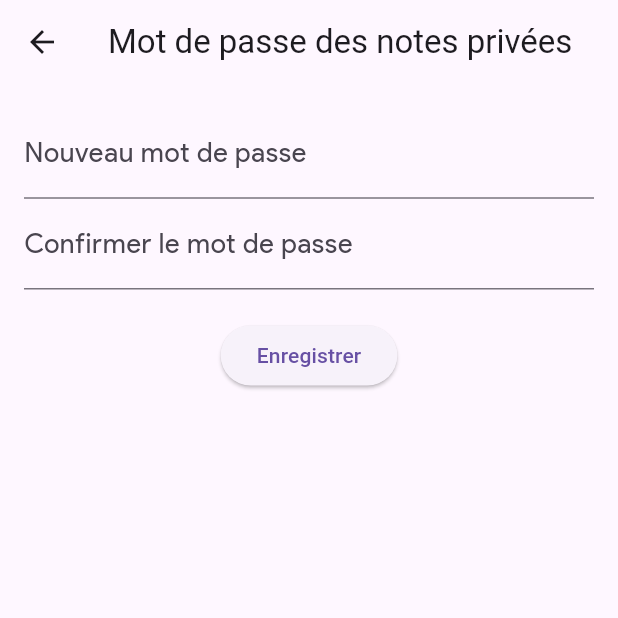
After one commit to Aminesanhaji/Mynotes, a Flutter app: the PrivatePasswordScreen screen opened directly, on a phone screen of 412 x 824 dp, the top half of it. The commit adds this screen. Run offline on Flutter 3.47's test engine with Material 3 defaults, Android fonts, the phone set to English and light mode, and no system bars; our stand-ins replace shared_preferences, sqflite; accounts and stored records are empty.

Commit message:
fix errors and improve UI/UX

```diff
--- a/lib/main.dart
+++ b/lib/main.dart
@@ -6,7 +6,7 @@ void main() {
 }
 
 class MyApp extends StatelessWidget {
-  const MyApp({Key? key}) : super(key: key);
+  const MyApp({super.key});
 
   @override
   Widget build(BuildContext context) {
--- a/lib/screens/change_password.dart
+++ b/lib/screens/change_password.dart
@@ -2,7 +2,7 @@ import 'package:flutter/material.dart';
 import 'package:shared_preferences/shared_preferences.dart';
 
 class ChangePasswordScreen extends StatefulWidget {
-  const ChangePasswordScreen({Key? key}) : super(key: key);
+  const ChangePasswordScreen({super.key});
 
   @override
   State<ChangePasswordScreen> createState() => _ChangePasswordScreenState();
--- /dev/null
+++ b/lib/screens/lock_private_screen.dart
@@ -0,0 +1,117 @@
+// FICHIER : lock_private_screen.dart
+// Affichage d'une interface de définition et de modification du mot de passe pour les notes privées
+
+import 'package:flutter/material.dart';
+import 'package:shared_preferences/shared_preferences.dart';
+
+class PrivatePasswordScreen extends StatefulWidget {
+  const PrivatePasswordScreen({super.key});
+
+  @override
+  State<PrivatePasswordScreen> createState() => _PrivatePasswordScreenState();
+}
+
+class _PrivatePasswordScreenState extends State<PrivatePasswordScreen> {
+  final TextEditingController _oldPasswordController = TextEditingController();
+  final TextEditingController _newPasswordController = TextEditingController();
+  final TextEditingController _confirmPasswordController = TextEditingController();
+  String? _currentPassword;
+
+  @override
+  void initState() {
+    super.initState();
+    _loadPassword();
+  }
+
+  // Récupérer le mot de passe actuel depuis SharedPreferences
+  Future<void> _loadPassword() async {
+    final prefs = await SharedPreferences.getInstance();
+    setState(() {
+      _currentPassword = prefs.getString('private_password');
+    });
+  }
+
+  // Sauvegarder un nouveau mot de passe
+  Future<void> _savePassword(String password) async {
+    final prefs = await SharedPreferences.getInstance();
+    await prefs.setString('private_password', password);
+  }
+
+  // Réinitialiser le mot de passe (supprimer)
+  Future<void> _resetPassword() async {
+    final prefs = await SharedPreferences.getInstance();
+    await prefs.remove('private_password');
+    setState(() {
+      _currentPassword = null;
+    });
+    ScaffoldMessenger.of(context).showSnackBar(
+        const SnackBar(content: Text('Mot de passe réinitialisé.')));
+  }
+
+  // Enregistrer un nouveau mot de passe avec vérifications
+  void _handleSave() {
+    final old = _oldPasswordController.text;
+    final newPass = _newPasswordController.text;
+    final confirm = _confirmPasswordController.text;
+
+    if (_currentPassword != null && old != _currentPassword) {
+      ScaffoldMessenger.of(context).showSnackBar(
+          const SnackBar(content: Text('Ancien mot de passe incorrect.')));
+      return;
+    }
+    if (newPass.isEmpty || confirm.isEmpty) {
+      ScaffoldMessenger.of(context).showSnackBar(
+          const SnackBar(content: Text('Veuillez remplir tous les champs.')));
+      return;
+    }
+    if (newPass != confirm) {
+      ScaffoldMessenger.of(context).showSnackBar(
+          const SnackBar(content: Text('Les mots de passe ne correspondent pas.')));
+      return;
+    }
+
+    _savePassword(newPass);
+    ScaffoldMessenger.of(context).showSnackBar(
+        const SnackBar(content: Text('Mot de passe mis à jour.')));
+    Navigator.pop(context);
+  }
+
+  @override
+  Widget build(BuildContext context) {
+    return Scaffold(
+      appBar: AppBar(
+        title: const Text('Mot de passe des notes privées'),
+      ),
+      body: Padding(
+        padding: const EdgeInsets.all(16.0),
+        child: Column(
+          children: [
+            if (_currentPassword != null)
+              TextField(
+                controller: _oldPasswordController,
+                obscureText: true,
+                decoration: const InputDecoration(labelText: 'Ancien mot de passe'),
+              ),
+            TextField(
+              controller: _newPasswordController,
+              obscureText: true,
+              decoration: const InputDecoration(labelText: 'Nouveau mot de passe'),
+            ),
+            TextField(
+              controller: _confirmPasswordController,
+              obscureText: true,
+              decoration: const InputDecoration(labelText: 'Confirmer le mot de passe'),
+            ),
+            const SizedBox(height: 20),
+            ElevatedButton(
+                onPressed: _handleSave, child: const Text('Enregistrer')),
+            if (_currentPassword != null)
+              TextButton(
+                  onPressed: _resetPassword,
+                  child: const Text('Réinitialiser le mot de passe')),
+          ],
+        ),
+      ),
+    );
+  }
+}
--- a/lib/screens/lock_screen.dart
+++ b/lib/screens/lock_screen.dart
@@ -3,7 +3,7 @@ import 'package:shared_preferences/shared_preferences.dart';
 import 'note_list.dart'; // remplace par ton vrai import
 
 class LockScreen extends StatefulWidget {
-  const LockScreen({Key? key}) : super(key: key);
+  const LockScreen({super.key});
 
   @override
   State<LockScreen> createState() => _LockScreenState();
--- a/lib/screens/note_detail.dart
+++ b/lib/screens/note_detail.dart
@@ -8,11 +8,11 @@ class NoteDetail extends StatefulWidget {
   final String appBarTitle;
   final Note note;
 
-  const NoteDetail(this.note, this.appBarTitle, {Key? key}) : super(key: key);
+  const NoteDetail(this.note, this.appBarTitle, {super.key});
 
   @override
   State<StatefulWidget> createState() {
-    return NoteDetailState(this.note, this.appBarTitle);
+    return NoteDetailState(note, appBarTitle);
   }
 }
 
```
Also changed, not shown: lib/screens/note_list.dart (+7 -8 lines), lib/utils/widgets.dart (+4 -4 lines), 2 other files.
